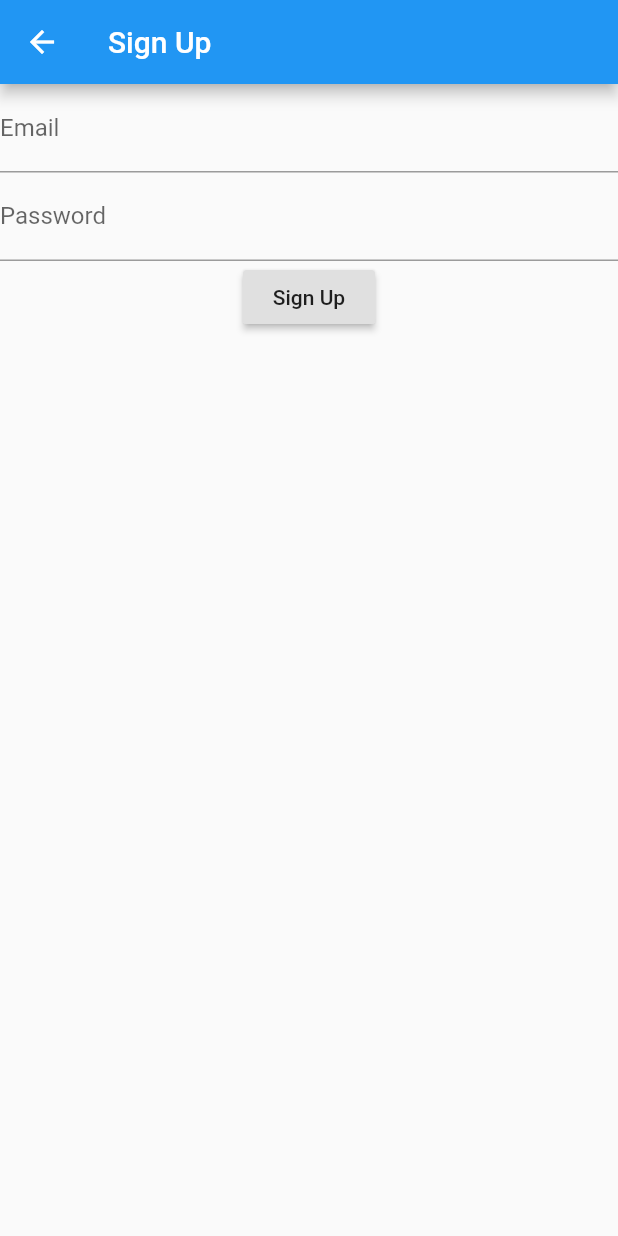
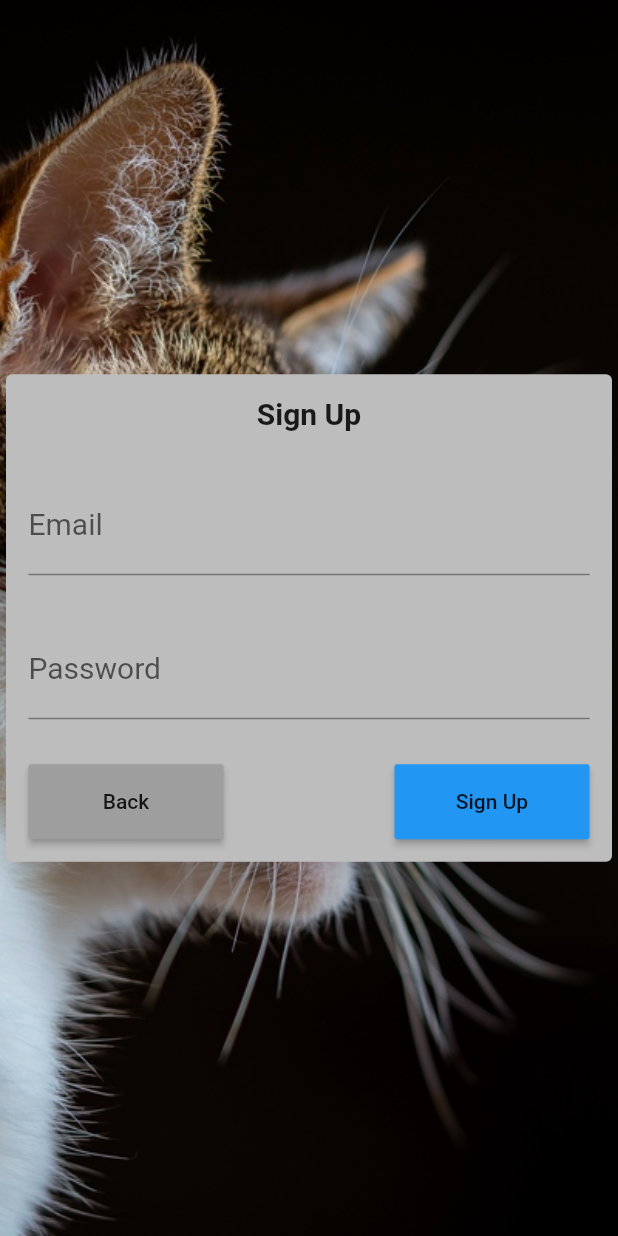
Before and after one commit to 6Niners/Purr, a Flutter app: the SignUpPage screen opened directly, on a phone screen of 412 x 824 dp. Run offline on Flutter 3.47's test engine with Material 2 defaults, Android fonts, the phone set to English and light mode, and no system bars; our stand-ins replace email_validator, firebase_auth, firebase_core, flutter_tindercard, fluttertoast, get; accounts and stored records are empty.

Commit message:
fixed email validator + improved the UI a lot(sign in +sign up)

```diff
--- a/lib/Registration/sign_up.dart
+++ b/lib/Registration/sign_up.dart
@@ -1,3 +1,4 @@
+import 'package:email_validator/email_validator.dart';
 import 'package:flutter/material.dart';
 import 'package:get/get.dart';
 import 'package:purr/Registration/RegistrationController.dart';
@@ -12,58 +13,116 @@ class SignUpPage extends StatefulWidget {
 
 class SignUpPageState extends State<SignUpPage> {
 
-  String _email, _password;
+
+  TextEditingController _email=TextEditingController();
+  TextEditingController _password=TextEditingController();
   final GlobalKey<FormState> _formKey = GlobalKey<FormState>();
   RegistrationController CONT=Get.find();
   @override
   Widget build(BuildContext context) {
-    return Scaffold(
-        appBar: AppBar(
-          // Here we take the value from the _LoginPage object that was created by
-          // the App.build method, and use it to set our appbar title.
-          title: Text(widget.title),
-        ),
+    return Container(
+      decoration: BoxDecoration(
+          image: DecorationImage(
+              image: AssetImage("assets/wallpaper-cat.jpg"), fit: BoxFit.cover)),
+      child: Scaffold(
+        backgroundColor: Colors.transparent,
           body: Form(
               key: _formKey,
+              child: Center(
+                child: Card(
+                  color: Colors.grey[400],
+                  elevation: 30,
+
                   child: Column(
+                      mainAxisSize: MainAxisSize.min,
+                      crossAxisAlignment: CrossAxisAlignment.stretch,
+                      mainAxisAlignment: MainAxisAlignment.center,
                       children: <Widget>[
-                  TextFormField(
+                        Center(
+                          child: Container(
+                              padding: EdgeInsets.all(10),
+                              margin: EdgeInsets.all(5),
+                              child: Text(widget.title,style: TextStyle(fontSize: 20,fontWeight: FontWeight.bold),)),
+                        ),
+                        Container(
+                          padding: EdgeInsets.all(10),
+                          margin: EdgeInsets.all(5),
+                          child: TextFormField(
                               validator: (input) {
-                        if (input.isEmpty) {
-                          return 'Please type an Email';
+                                if (!EmailValidator.validate(input)) {
+                                  return 'Please type a valid Email';
                                 }
                                 return null;
                               },
-                      onChanged: (input) => {_email = input},
-                      onSaved: (input) => {_email = input},
+                              autovalidateMode: AutovalidateMode.onUserInteraction,
+                              controller: _email,
+                              style: TextStyle(fontSize: 20),
                               decoration: InputDecoration(
                                   labelText: 'Email'
                               )
                           ),
-                  TextFormField(
+                        ),
+                        Container(
+                          padding: EdgeInsets.all(10),
+                          margin: EdgeInsets.all(5),
+                          child: TextFormField(
                             validator: (input) {
                               if (input.length < 6) {
                                 return 'Your password should be at least 6 characters';
                               }
                               return null;
                             },
-                    onChanged: (input) => {_password = input},
-                    onSaved: (input) => {_password = input},
+                            autovalidateMode: AutovalidateMode.onUserInteraction,
+                            controller: _password,
+                            style: TextStyle(fontSize: 20),
                             decoration: InputDecoration(
                                 labelText: 'Password'
                             ),
                             obscureText: true,
                           ),
-                  RaisedButton(
+                        ),
+                        Row(
+                          mainAxisAlignment: MainAxisAlignment.spaceBetween,
+                          children: [
+                            Container(
+                              padding: EdgeInsets.all(10),
+                              margin: EdgeInsets.all(5),
+                              width: 150,
+                              height: 70,
+
+                              child: RaisedButton(
+                                color: Colors.grey,
                                 onPressed: () async {
-                      print("in");
-                      await CONT.signUp(_formKey,_email,_password);
+                                  Get.back();
+                                },
+                                child: Text('Back'),
+                              ),
+                            ),
+                            Container(
+                              padding: EdgeInsets.all(10),
+                              margin: EdgeInsets.all(5),
+                              width: 150,
+                              height: 70,
+
+                              child: RaisedButton(
+                                color: Colors.blue,
+
+                                onPressed: () async {
+                                  //print("in");
+                                  if (_formKey.currentState.validate()) {
+                                    await CONT.signUp(_email.text,_password.text);}
                                 },
                                 child: Text('Sign Up'),
+                              ),
                             )
+                          ],
+                        ),
                       ]
+                  ),
+                ),
               )
           )
+      ),
     );
   }
 
--- a/lib/main.dart
+++ b/lib/main.dart
@@ -18,6 +18,7 @@ class MyApp extends StatelessWidget {
   Widget build(BuildContext context) {
     return GetMaterialApp(
       title: 'Flutter Demo',
+      debugShowCheckedModeBanner: false,
       theme: ThemeData(
 
         primarySwatch: Colors.blue,
@@ -35,7 +36,7 @@ class ListOfPages extends StatelessWidget {
   @override
   Widget build(BuildContext context) {
     return Scaffold(
-      backgroundColor: Colors.black,
+      backgroundColor: Colors.white,
       appBar:AppBar(title: Text("pages list"),centerTitle: true,),
       body:Center(
         child: Column(
--- a/pubspec.yaml
+++ b/pubspec.yaml
@@ -27,7 +27,7 @@ dependencies:
   flutter_tindercard:
   fluttertoast:
   firebase_auth: ^0.18.3+1
-
+  email_validator:
   # The following adds the Cupertino Icons font to your application.
   # Use with the CupertinoIcons class for iOS style icons.
   cupertino_icons: ^0.1.3
```
Also changed, not shown: lib/Registration/RegistrationController.dart (+3 -9 lines), lib/Registration/sign_in.dart (+78 -20 lines), assets/wallpaper-cat.jpg (added). Lines whose indentation alone changed are shown as unchanged.
